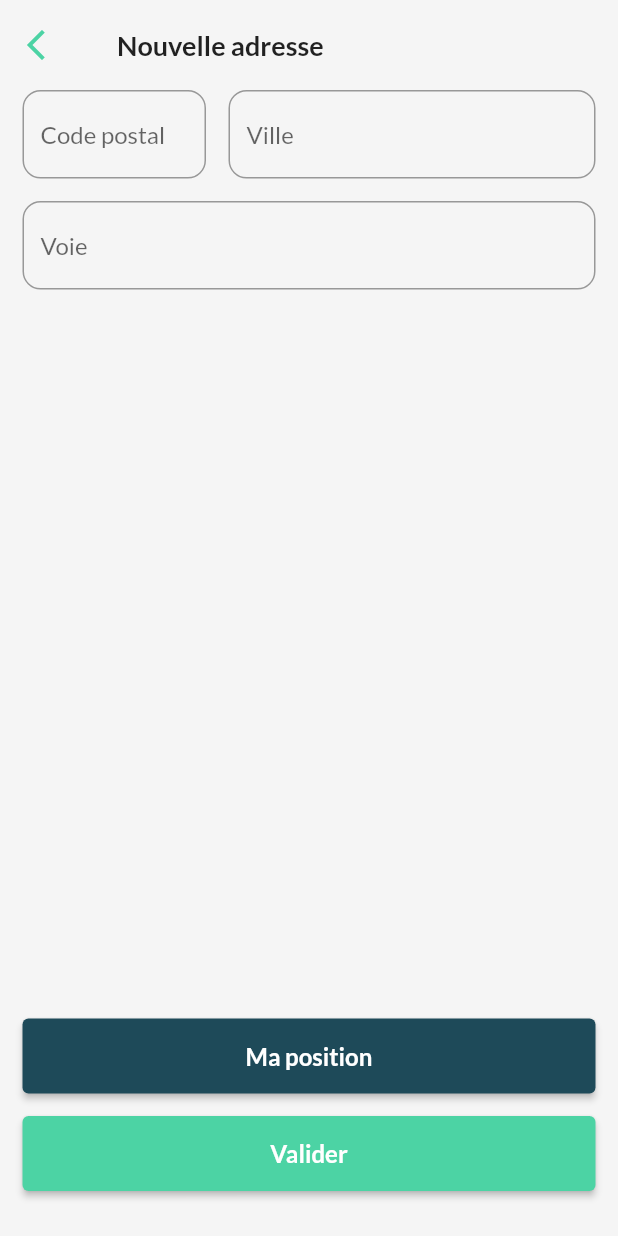
After one commit to Gerem66/yeley-flutter-app, a Flutter app: the AddressFormPage screen opened by its route, on a phone screen of 412 x 824 dp. The commit adds this screen. Run offline on Flutter 3.47's test engine with Material 2 defaults, Android fonts, the phone set to English and light mode, and no system bars; our stand-ins replace flutter_advanced_switch, flutter_secure_storage, geocoding, geolocator; missing offline and left inert: syncfusion_flutter_pdfviewer; accounts and stored records are empty.

Commit message:
Add geolocation

```diff
--- a/lib/app.dart
+++ b/lib/app.dart
@@ -1,4 +1,5 @@
 import 'package:flutter/material.dart';
+import 'package:yeley_frontend/pages/address_form.dart';
 import 'package:yeley_frontend/pages/home.dart';
 import 'package:yeley_frontend/pages/login.dart';
 import 'package:yeley_frontend/pages/privacy_policy.dart';
@@ -21,6 +22,7 @@ class YeleyApp extends StatelessWidget {
         '/home': (context) => const HomePage(),
         '/terms-of-use': (context) => const TermsOfUsePage(),
         '/privacy-policy': (context) => const PrivacyPolicyPage(),
+        '/address-form': (context) => const AddressFormPage(),
       },
     );
   }
--- a/lib/commons/decoration.dart
+++ b/lib/commons/decoration.dart
@@ -1,6 +1,7 @@
 import 'package:flutter/material.dart';
 
 const kMainGreen = Color.fromRGBO(76, 211, 164, 1);
+const kMainBlue = Color.fromRGBO(30, 74, 89, 1);
 final kScaffoldBackground = Colors.grey[100];
 
 const TextStyle kRegular16 = TextStyle(
@@ -12,7 +13,7 @@ const TextStyle kRegular16 = TextStyle(
 const TextStyle kBold16 = TextStyle(
   fontFamily: "Lato",
   fontSize: 16,
-  fontWeight: FontWeight.w500,
+  fontWeight: FontWeight.w600,
 );
 
 const TextStyle kRegular14 = TextStyle(
@@ -21,6 +22,24 @@ const TextStyle kRegular14 = TextStyle(
   fontWeight: FontWeight.w500,
 );
 
+const TextStyle kRegular18 = TextStyle(
+  fontFamily: "Lato",
+  fontSize: 18,
+  fontWeight: FontWeight.w500,
+);
+
+const TextStyle kBold18 = TextStyle(
+  fontFamily: "Lato",
+  fontSize: 18,
+  fontWeight: FontWeight.w700,
+);
+
+const TextStyle kRegular22 = TextStyle(
+  fontFamily: "Lato",
+  fontSize: 22,
+  fontWeight: FontWeight.w500,
+);
+
 const TextStyle kBold22 = TextStyle(
   fontFamily: "Lato",
   fontSize: 22,
--- a/lib/commons/exception.dart
+++ b/lib/commons/exception.dart
@@ -30,7 +30,7 @@ class Message extends ApiException {
   Future<void> handle(BuildContext context) async {
     ScaffoldMessenger.of(context).showSnackBar(
       SnackBar(
-        backgroundColor: kMainGreen,
+        backgroundColor: Colors.red,
         content: Text(
           message,
           style: kRegular16.copyWith(
@@ -67,7 +67,7 @@ class ExceptionHelper {
     } else {
       ScaffoldMessenger.of(context).showSnackBar(
         SnackBar(
-          backgroundColor: kMainGreen,
+          backgroundColor: Colors.red,
           content: Text(
             '$exception',
             style: kRegular16.copyWith(
--- a/lib/main.dart
+++ b/lib/main.dart
@@ -35,7 +35,6 @@ void main() async {
   );
 }
 
-// - demander des versions plus clean des logos
 // - Mettre les textfield de geoloc puis -> Mettre en place la geoloce (charger celle du tel + rentrer un address)
 
 // - Splash screen
--- /dev/null
+++ b/lib/models/address.dart
@@ -0,0 +1,37 @@
+class Address {
+  final String address;
+  final String city;
+  final String postalCode;
+  final String country = "France";
+  final String fullAddress;
+  // Long lat
+  final List<double> coordinates;
+
+  const Address({
+    required this.address,
+    required this.city,
+    required this.postalCode,
+    required this.fullAddress,
+    required this.coordinates,
+  });
+
+  Map<String, dynamic> toJson() {
+    return {
+      "address": address,
+      "city": city,
+      "postalCode": postalCode,
+      "fullAddress": fullAddress,
+      "coordinates": coordinates,
+    };
+  }
+
+  factory Address.fromJson(Map<String, dynamic> json) {
+    return Address(
+      address: json['address'],
+      city: json['city'],
+      postalCode: json['postalCode'],
+      fullAddress: json['fullAddress'],
+      coordinates: List<double>.from(json['coordinates']),
+    );
+  }
+}
--- /dev/null
+++ b/lib/pages/address_form.dart
@@ -0,0 +1,156 @@
+import 'package:flutter/material.dart';
+import 'package:provider/provider.dart';
+import 'package:yeley_frontend/commons/decoration.dart';
+import 'package:yeley_frontend/commons/validators.dart';
+import 'package:yeley_frontend/providers/users.dart';
+
+class AddressFormPage extends StatefulWidget {
+  const AddressFormPage({super.key});
+
+  @override
+  State<AddressFormPage> createState() => _AddressFormPageState();
+}
+
+// si une addresse est définie, elle doit être sauvegardée dans le storage.
+// au moment de l'ouverture de l'app, l'adresse sera chargé., permettant de faire requête pour récupérer
+// les restaurant dans home, dans le init state.
+
+// Définir ma position à l'aide de la géolocalisation du téléphone (button)
+
+// code postal, ville
+// adresse, numéro
+
+class _AddressFormPageState extends State<AddressFormPage> {
+  final TextEditingController _postalCodeController = TextEditingController();
+  final TextEditingController _cityController = TextEditingController();
+  final TextEditingController _addressController = TextEditingController();
+  final GlobalKey<FormState> _formKey = GlobalKey<FormState>();
+
+  @override
+  Widget build(BuildContext context) {
+    return SafeArea(
+      child: Scaffold(
+        backgroundColor: kScaffoldBackground,
+        body: Form(
+          key: _formKey,
+          child: Column(
+            children: [
+              SizedBox(
+                height: 60,
+                child: Row(
+                  children: [
+                    IconButton(
+                      onPressed: () {
+                        Navigator.pop(context);
+                      },
+                      icon: const Icon(
+                        Icons.arrow_back_ios_new,
+                        color: kMainGreen,
+                      ),
+                    ),
+                    const SizedBox(width: 30),
+                    const Text(
+                      'Nouvelle adresse',
+                      style: kBold18,
+                    ),
+                  ],
+                ),
+              ),
+              Padding(
+                padding: const EdgeInsets.symmetric(horizontal: 15),
+                child: Row(
+                  children: [
+                    Expanded(
+                      child: TextFormField(
+                        decoration: const InputDecoration(
+                          border: OutlineInputBorder(borderRadius: BorderRadius.all(Radius.circular(12))),
+                          hintText: 'Code postal',
+                          hintStyle: kRegular16,
+                        ),
+                        controller: _postalCodeController,
+                        validator: Validator.isNotEmpty,
+                      ),
+                    ),
+                    const SizedBox(width: 15),
+                    Expanded(
+                      flex: 2,
+                      child: TextFormField(
+                        decoration: const InputDecoration(
+                          border: OutlineInputBorder(borderRadius: BorderRadius.all(Radius.circular(12))),
+                          hintText: 'Ville',
+                          hintStyle: kRegular16,
+                        ),
+                        controller: _cityController,
+                        validator: Validator.isNotEmpty,
+                      ),
+                    ),
+                  ],
+                ),
+              ),
+              const SizedBox(height: 15),
+              Padding(
+                padding: const EdgeInsets.symmetric(horizontal: 15),
+                child: TextFormField(
+                  decoration: const InputDecoration(
+                    border: OutlineInputBorder(borderRadius: BorderRadius.all(Radius.circular(12))),
+                    hintText: 'Voie',
+                    hintStyle: kRegular16,
+                  ),
+                  controller: _addressController,
+                  validator: Validator.isNotEmpty,
+                ),
+              ),
+              const Spacer(),
+              context.watch<UsersProvider>().isSettingAddress
+                  ? const Center(child: CircularProgressIndicator())
+                  : Column(
+                      children: [
+                        Padding(
+                          padding: const EdgeInsets.symmetric(horizontal: 15),
+                          child: SizedBox(
+                            height: 50,
+                            width: double.infinity,
+                            child: ElevatedButton(
+                              style: ElevatedButton.styleFrom(backgroundColor: kMainBlue),
+                              onPressed: () async {
+                                await context.read<UsersProvider>().getPhonePosition(context);
+                              },
+                              child: const Text(
+                                "Ma position",
+                                style: kBold16,
+                              ),
+                            ),
+                          ),
+                        ),
+                        const SizedBox(height: 15),
+                        Padding(
+                          padding: const EdgeInsets.symmetric(horizontal: 15),
+                          child: SizedBox(
+                            height: 50,
+                            width: double.infinity,
+                            child: ElevatedButton(
+                              style: ElevatedButton.styleFrom(backgroundColor: kMainGreen),
+                              onPressed: () async {
+                                if (_formKey.currentState!.validate()) {
+                                  await context.read<UsersProvider>().setAddress(
+                                        context,
+                                        _postalCodeController.text,
+                                        _cityController.text,
+                                        _addressController.text,
+                                      );
+                                }
+                              },
+                              child: const Text("Valider", style: kBold16),
+                            ),
+                          ),
+                        ),
+                      ],
+                    ),
+              const SizedBox(height: 30),
+            ],
+          ),
+        ),
+      ),
+    );
+  }
+}
--- a/lib/pages/login.dart
+++ b/lib/pages/login.dart
@@ -88,7 +88,8 @@ class _LoginPageState extends State<LoginPage> {
                 child: TextFormField(
                   decoration: const InputDecoration(
                     border: OutlineInputBorder(borderRadius: BorderRadius.all(Radius.circular(12))),
-                    hintText: 'mon.email@gmail.com',
+                    hintText: 'Entrer email',
+                    hintStyle: kRegular16,
                   ),
                   controller: _emailController,
                   validator: Validator.email,
@@ -106,7 +107,8 @@ class _LoginPageState extends State<LoginPage> {
                   obscureText: true,
                   decoration: const InputDecoration(
                     border: OutlineInputBorder(borderRadius: BorderRadius.all(Radius.circular(12))),
-                    hintText: '********',
+                    hintText: 'Entrer mot de passe',
+                    hintStyle: kRegular16,
                   ),
                   controller: _passwordController,
                   validator: Validator.password,
--- a/lib/pages/signup.dart
+++ b/lib/pages/signup.dart
@@ -89,7 +89,8 @@ class _SignUpPageState extends State<SignUpPage> {
                 child: TextFormField(
                   decoration: const InputDecoration(
                     border: OutlineInputBorder(borderRadius: BorderRadius.all(Radius.circular(12))),
-                    hintText: 'mon.email@gmail.com',
+                    hintText: 'Entrer email',
+                    hintStyle: kRegular16,
                   ),
                   controller: _emailController,
                   validator: Validator.email,
@@ -107,7 +108,8 @@ class _SignUpPageState extends State<SignUpPage> {
                   obscureText: true,
                   decoration: const InputDecoration(
                     border: OutlineInputBorder(borderRadius: BorderRadius.all(Radius.circular(12))),
-                    hintText: '********',
+                    hintText: 'Entrer mot de passe',
+                    hintStyle: kRegular16,
                   ),
                   controller: _passwordController,
                   validator: Validator.password,
--- a/pubspec.yaml
+++ b/pubspec.yaml
@@ -43,6 +43,8 @@ dependencies:
   flutter_secure_storage: ^5.0.2
   syncfusion_flutter_pdfviewer: ^23.1.43
   flutter_advanced_switch: ^3.0.1
+  geocoding: ^2.1.1
+  geolocator: ^10.1.0
 
 dev_dependencies:
   flutter_test:
```
Also changed, not shown: lib/commons/validators.dart (+7 -0 lines), lib/pages/home.dart (+12 -3 lines), lib/pages/privacy_policy.dart (+30 -6 lines), lib/pages/terms_of_use.dart (+30 -6 lines), lib/providers/users.dart (+129 -0 lines), pubspec.lock, 6 other files.
